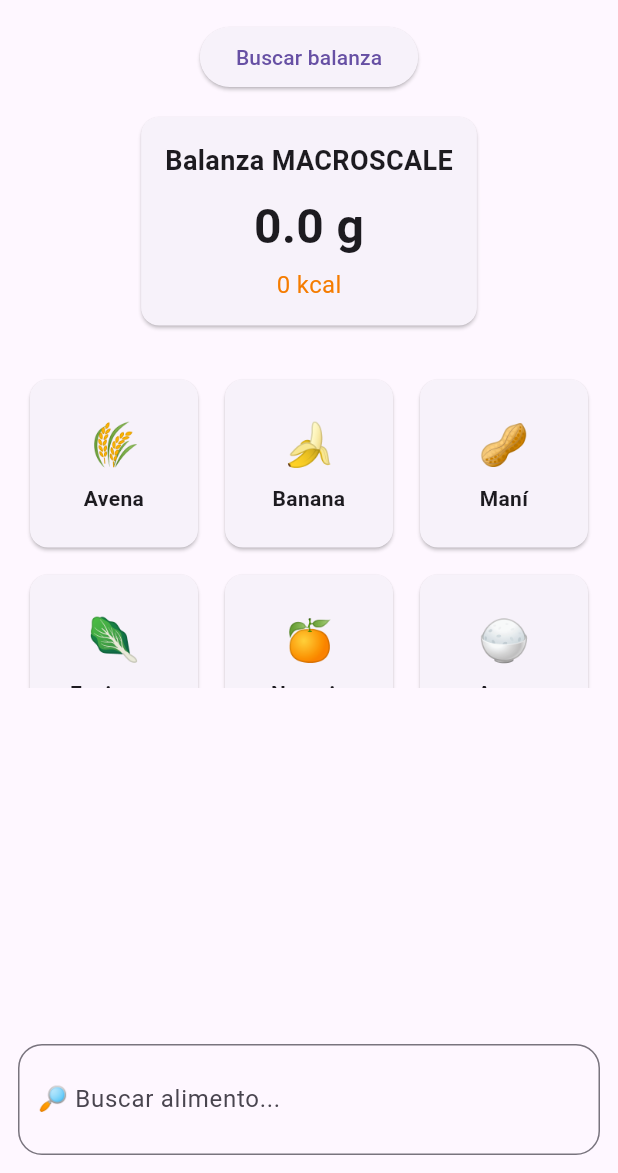
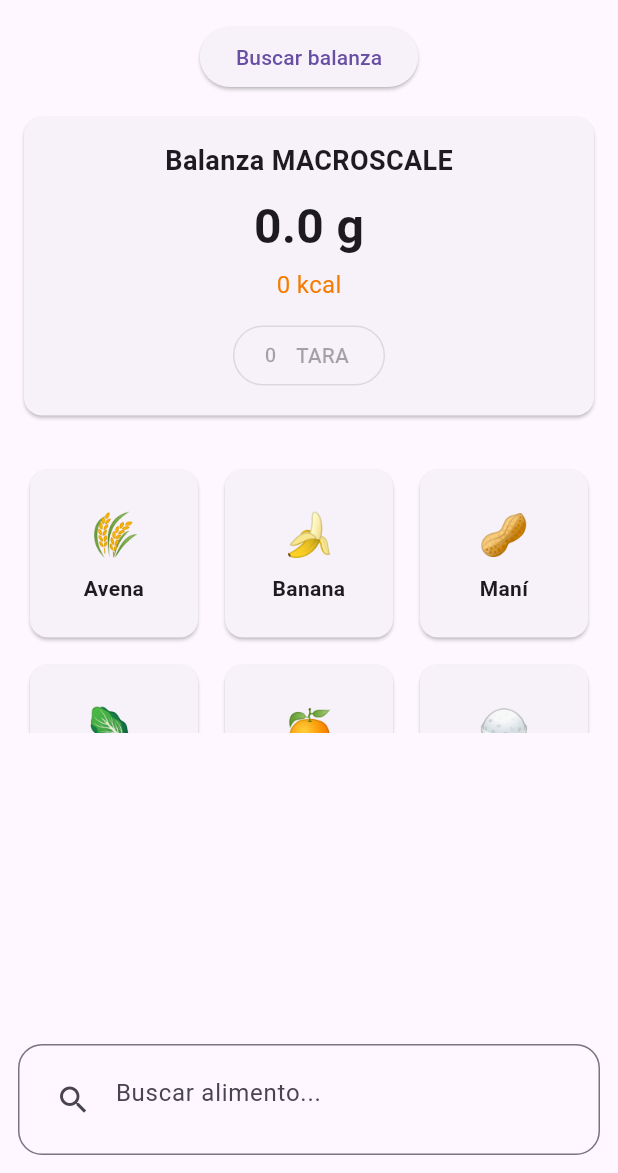
Before and after one commit to arielacopata/AcoFoodFlutter, a Flutter app: the screen it shows after launch, on a phone screen of 412 x 824 dp, the part 63-1236 px from its top. Run offline on Flutter 3.47's test engine with Material 3 defaults, Android fonts, the phone set to English and light mode, and no system bars; our stand-ins replace flutter_blue_plus, permission_handler, shared_preferences.

Commit message:
Update home_page.dart , New tare/reset buttons, abs weight

```diff
--- a/lib/home_page.dart
+++ b/lib/home_page.dart
@@ -29,43 +29,52 @@ class HomePage extends StatefulWidget {
 
 class _HomePageState extends State<HomePage> {
   String _searchQuery = "";
-  // final _simulator = ScaleSimulator();
   double _weight = 0.0;
+  double _tareWeight = 0.0;
+
+  // Peso neto (siempre positivo para tu caso de uso)
+  double get _netWeight => (_weight - _tareWeight).abs();
 
   List<FoodEntry> _history = [];
 
   @override
   void initState() {
     super.initState();
-   //simulator.start();
-   //simulator.stream.listen((w) {
-   // setState(() {
-   //   _weight = w;
-   // });
-   // });
   }
 
   @override
   void dispose() {
-    //_simulator.dispose();
     _weightController.close();
     super.dispose();
   }
 
+  void _setTare() {
+    setState(() {
+      _tareWeight = _weight;
+    });
+    ScaffoldMessenger.of(context).showSnackBar(
+      SnackBar(
+        content: Text('Tara establecida: ${_weight.toStringAsFixed(1)}g'),
+        duration: const Duration(seconds: 2),
+      ),
+    );
+  }
+
+  void _resetTare() {
+    setState(() {
+      _tareWeight = 0.0;
+    });
+  }
+
   Future<void> _openFoodBottomSheet(Food food) async {
-    // en producción, reemplazá por el estado real del BLE
-    final bool isScaleConnected = true; // o false si no hay conexión
-    final double currentWeight = _weight; // del simulador o BLE real
-
     final grams = await showModalBottomSheet<double?>(
       context: context,
       builder: (ctx) => FoodAmountSheet(
         food: food,
         isScaleConnected: true,
-    weightStream: _weightController.stream,
+        weightStream: _weightController.stream.map((w) => (w - _tareWeight).abs()),
       ),
     );
-
 
     if (grams != null && grams > 0) {
       setState(() {
@@ -105,7 +114,7 @@ if (grams != null && grams > 0) {
             },
           ),
 
-          // 📦 Panel de balanza
+          // Panel de balanza con TARA
           Card(
             margin: const EdgeInsets.all(16),
             child: Padding(
@@ -117,27 +126,65 @@ if (grams != null && grams > 0) {
                     style: TextStyle(fontWeight: FontWeight.bold, fontSize: 18),
                   ),
                   const SizedBox(height: 8),
+
+                  // Peso bruto (gris si hay tara activa)
+                  if (_tareWeight > 0)
                     Text(
-                    "${_weight.toStringAsFixed(1)} g",
+                      "Bruto: ${_weight.toStringAsFixed(1)} g",
                       style: const TextStyle(
-                      fontSize: 32,
-                      fontWeight: FontWeight.bold,
+                        fontSize: 16,
+                        color: Colors.grey,
                       ),
                     ),
+
+                  // Peso neto (principal)
+                  Text(
+                    "${_netWeight.toStringAsFixed(1)} g",
+                    style: TextStyle(
+                      fontSize: _tareWeight > 0 ? 32 : 32,
+                      fontWeight: FontWeight.bold,
+                      color: _tareWeight > 0 ? Colors.green : null,
+                    ),
+                  ),
+
                   const SizedBox(height: 4),
                   Text(
-                    "${(_weight * 7).toStringAsFixed(0)} kcal",
+                    "${(_netWeight * 7).toStringAsFixed(0)} kcal",
                     style: TextStyle(
                       fontSize: 16,
                       color: Colors.orange.shade700,
                     ),
+                  ),
+
+                  const SizedBox(height: 12),
+
+                  // Botones de tara
+                  Row(
+                    mainAxisAlignment: MainAxisAlignment.center,
+                    children: [
+                      OutlinedButton.icon(
+                        onPressed: _weight > 0 ? _setTare : null,
+                        icon: const Icon(Icons.exposure_zero, size: 18),
+                        label: Text(_tareWeight > 0
+                            ? 'TARA (${_tareWeight.toStringAsFixed(0)}g)'
+                            : 'TARA'),
+                      ),
+                      if (_tareWeight > 0) ...[
+                        const SizedBox(width: 8),
+                        TextButton.icon(
+                          onPressed: _resetTare,
+                          icon: const Icon(Icons.refresh, size: 16),
+                          label: const Text('Reset'),
+                        ),
+                      ],
+                    ],
                   ),
                 ],
               ),
             ),
           ),
 
-          // 📦 Grid de alimentos
+          // Grid de alimentos
           Expanded(
             child: GridView.builder(
               padding: const EdgeInsets.all(16),
@@ -174,7 +221,8 @@ if (grams != null && grams > 0) {
               },
             ),
           ),
-            // 📜 historial
+
+          // Historial
           Expanded(
             child: ListView.builder(
               itemCount: _history.length,
@@ -188,7 +236,8 @@ if (grams != null && grams > 0) {
               },
             ),
           ),
-          // 📦 Buscador
+
+          // Buscador
           Container(
             margin: const EdgeInsets.all(12),
             padding: const EdgeInsets.all(12),
@@ -199,8 +248,9 @@ if (grams != null && grams > 0) {
             ),
             child: TextField(
               decoration: const InputDecoration(
-                hintText: "🔎 Buscar alimento...",
+                hintText: "Buscar alimento...",
                 border: InputBorder.none,
+                prefixIcon: Icon(Icons.search),
               ),
               onChanged: (value) {
                 setState(() {
```
Lines whose indentation alone changed are shown as unchanged.
